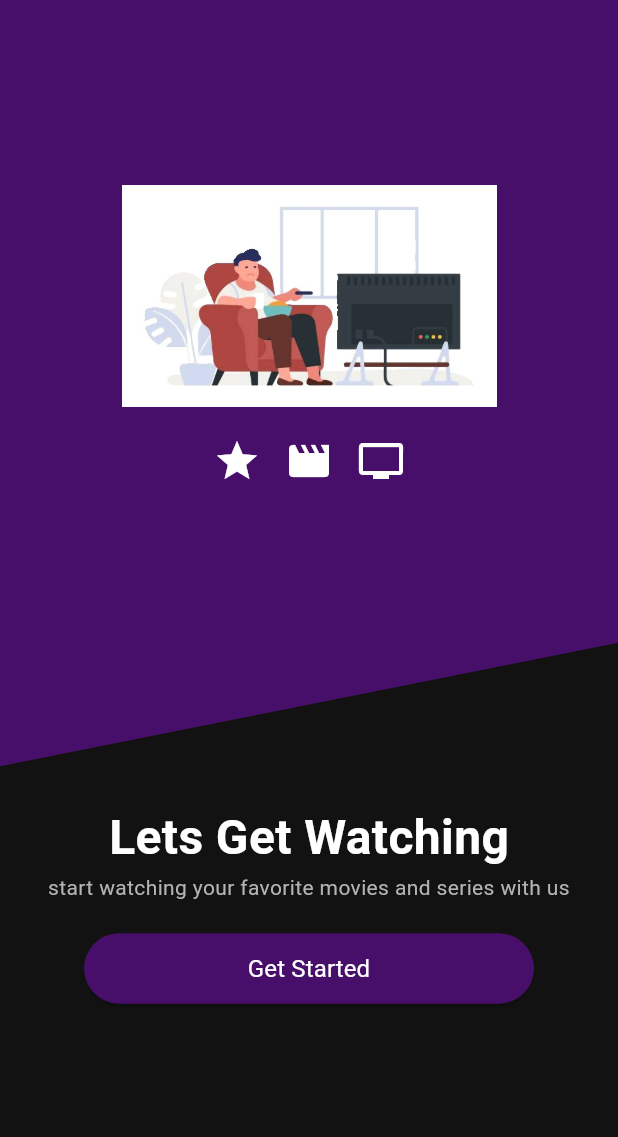
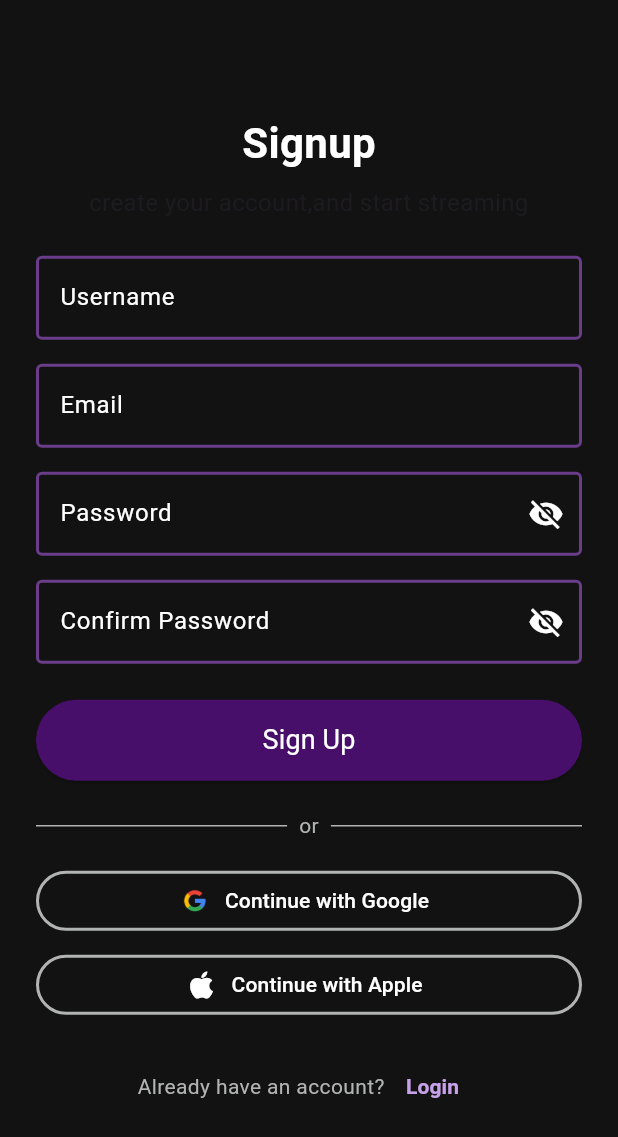
Before and after one commit to kayode500/camview, a Flutter app: the screen it shows after launch, on a phone screen of 412 x 824 dp. Shown: the top 1137 px of the screen. Run offline on Flutter 3.47's test engine with Material 3 defaults, Android fonts, the phone set to English and light mode, and no system bars.

Commit message:
add signup page and authentication workflow

```diff
--- /dev/null
+++ b/lib/authentication/signup.dart
@@ -0,0 +1,249 @@
+import 'package:flutter/material.dart';
+import 'package:camview/authentication/loginpage.dart';
+
+class SignupPage extends StatefulWidget {
+  const SignupPage({super.key});
+
+  @override
+  State<SignupPage> createState() => _SignupPageState();
+}
+
+class _SignupPageState extends State<SignupPage> {
+  bool _obscurePassword = true;
+  bool _obscureConfirmPassword = true;
+
+  @override
+  Widget build(BuildContext context) {
+    const Color backgroundColor = Color(0xFF121212);
+    const Color primary = Color(0xFF480F6A);
+    const Color primaryLight = Color(0xFF6A3C8A);
+    const Color textPrimary = Color(0xFFFFFFFF);
+    const Color textSecondary = Color(0xFFFFB2B3B3);
+    const Color highlight = Color(0xFFC7A1E8);
+
+    return Scaffold(
+      backgroundColor: backgroundColor,
+      body: Padding(
+        padding: const EdgeInsets.all(24.0),
+        child: Center(
+          child: SingleChildScrollView(
+            child: Column(
+              mainAxisAlignment: MainAxisAlignment.center,
+              children: [
+                // "Signup" title
+                const Text(
+                  'Signup',
+                  style: TextStyle(
+                    color: textPrimary,
+                    fontSize: 28,
+                    fontWeight: FontWeight.bold,
+                  ),
+                ),
+                const SizedBox(height: 8),
+                // Subtitle
+                const Text(
+                  'create your account,and start streaming',
+                  textAlign: TextAlign.center,
+                  style: TextStyle(fontSize: 16),
+                ),
+                const SizedBox(height: 24),
+                // Username
+                const TextField(
+                  style: TextStyle(color: textPrimary),
+                  decoration: InputDecoration(
+                    labelText: 'Username',
+                    labelStyle: TextStyle(color: textPrimary),
+                    border: OutlineInputBorder(),
+                    enabledBorder: OutlineInputBorder(
+                      borderSide: BorderSide(color: primaryLight, width: 2),
+                    ),
+                    focusedBorder: OutlineInputBorder(
+                      borderSide: BorderSide(color: primary, width: 2),
+                    ),
+                  ),
+                ),
+                const SizedBox(height: 16),
+                // Email
+                const TextField(
+                  style: TextStyle(color: textPrimary),
+                  decoration: InputDecoration(
+                    labelText: 'Email',
+                    labelStyle: TextStyle(color: textPrimary),
+                    border: OutlineInputBorder(),
+                    enabledBorder: OutlineInputBorder(
+                      borderSide: BorderSide(color: primaryLight, width: 2),
+                    ),
+                    focusedBorder: OutlineInputBorder(
+                      borderSide: BorderSide(color: primary, width: 2),
+                    ),
+                  ),
+                  keyboardType: TextInputType.emailAddress,
+                ),
+                const SizedBox(height: 16),
+                // Password
+                TextField(
+                  style: const TextStyle(color: textPrimary),
+                  obscureText: _obscurePassword,
+                  decoration: InputDecoration(
+                    labelText: 'Password',
+                    labelStyle: const TextStyle(color: textPrimary),
+                    border: const OutlineInputBorder(),
+                    enabledBorder: const OutlineInputBorder(
+                      borderSide: BorderSide(color: primaryLight, width: 2),
+                    ),
+                    focusedBorder: const OutlineInputBorder(
+                      borderSide: BorderSide(color: primary, width: 2),
+                    ),
+                    suffixIcon: IconButton(
+                      icon: Icon(
+                        _obscurePassword
+                            ? Icons.visibility_off
+                            : Icons.visibility,
+                        color: textPrimary,
+                      ),
+                      onPressed: () {
+                        setState(() {
+                          _obscurePassword = !_obscurePassword;
+                        });
+                      },
+                    ),
+                  ),
+                ),
+                const SizedBox(height: 16),
+                // Confirm Password
+                TextField(
+                  style: const TextStyle(color: textPrimary),
+                  obscureText: _obscureConfirmPassword,
+                  decoration: InputDecoration(
+                    labelText: 'Confirm Password',
+                    labelStyle: const TextStyle(color: textPrimary),
+                    border: const OutlineInputBorder(),
+                    enabledBorder: const OutlineInputBorder(
+                      borderSide: BorderSide(color: primaryLight, width: 2),
+                    ),
+                    focusedBorder: const OutlineInputBorder(
+                      borderSide: BorderSide(color: primary, width: 2),
+                    ),
+                    suffixIcon: IconButton(
+                      icon: Icon(
+                        _obscureConfirmPassword
+                            ? Icons.visibility_off
+                            : Icons.visibility,
+                        color: textPrimary,
+                      ),
+                      onPressed: () {
+                        setState(() {
+                          _obscureConfirmPassword = !_obscureConfirmPassword;
+                        });
+                      },
+                    ),
+                  ),
+                ),
+                const SizedBox(height: 24),
+                // Sign Up button
+                SizedBox(
+                  width: double.infinity,
+                  child: ElevatedButton(
+                    onPressed: () {
+                      // Handle sign up logic
+                    },
+                    style: ElevatedButton.styleFrom(
+                      backgroundColor: primary,
+                      shape: RoundedRectangleBorder(
+                        borderRadius: BorderRadius.circular(30),
+                      ),
+                      padding: const EdgeInsets.symmetric(vertical: 14),
+                    ),
+                    child: const Text(
+                      'Sign Up',
+                      style: TextStyle(
+                        color: textPrimary,
+                        fontSize: 18,
+                        fontWeight: FontWeight.normal,
+                      ),
+                    ),
+                  ),
+                ),
+                const SizedBox(height: 20),
+                // Or divider
+                const Row(
+                  children: [
+                    Expanded(child: Divider(color: textSecondary)),
+                    Padding(
+                      padding: EdgeInsets.symmetric(horizontal: 8.0),
+                      child: Text('or', style: TextStyle(color: textSecondary)),
+                    ),
+                    Expanded(child: Divider(color: textSecondary)),
+                  ],
+                ),
+                const SizedBox(height: 16),
+                // Continue with Google
+                SizedBox(
+                  width: double.infinity,
+                  child: OutlinedButton.icon(
+                    icon: Image.asset(
+                      'assets/images/google_logo.png', // Make sure to add this asset
+                      width: 24,
+                      height: 24,
+                    ),
+                    label: const Text('Continue with Google',
+                        style: TextStyle(color: textPrimary)),
+                    style: OutlinedButton.styleFrom(
+                      side: const BorderSide(color: textSecondary, width: 2),
+                    ),
+                    onPressed: () {
+                      // Handle Google sign up
+                    },
+                  ),
+                ),
+                const SizedBox(height: 8),
+                // Continue with Apple
+                SizedBox(
+                  width: double.infinity,
+                  child: OutlinedButton.icon(
+                    icon: const Icon(Icons.apple, color: textPrimary, size: 24),
+                    label: const Text('Continue with Apple',
+                        style: TextStyle(color: textPrimary)),
+                    style: OutlinedButton.styleFrom(
+                      side: const BorderSide(color: textSecondary, width: 2),
+                    ),
+                    onPressed: () {
+                      // Handle Apple sign up
+                    },
+                  ),
+                ),
+                const SizedBox(height: 20),
+                // Already have account? Login
+                Row(
+                  mainAxisAlignment: MainAxisAlignment.center,
+                  children: [
+                    const Text(
+                      "Already have an account?",
+                      style: TextStyle(color: textSecondary),
+                    ),
+                    TextButton(
+                      onPressed: () {
+                        // Navigate to login page
+                        Navigator.pushReplacement(
+      context,
+      MaterialPageRoute(builder: (context) => const LoginPage()),
+    );
+                      },
+                      child: const Text(
+                        "Login",
+                        style: TextStyle(
+                          color: highlight,
+                          fontWeight: FontWeight.bold,
+                        ),
+                      ),
+                    ),
+                  ],
+                ),
+              ],
+            ),
+          ),
+        ),
+      ),
+    );
+  }
+}
--- a/lib/main.dart
+++ b/lib/main.dart
@@ -1,3 +1,5 @@
+import 'package:camview/authentication/loginpage.dart';
+import 'package:camview/authentication/signup.dart';
 import 'package:camview/screen/onboardingPage1.dart';
 import 'package:camview/screen/onboardingpage2.dart';
 import 'package:camview/screen/splashpage.dart';
@@ -5,5 +7,17 @@ import 'package:camview/screen/onboardingpage3.dart';
 import 'package:flutter/material.dart';
 
 void main() {
-  runApp(const OnboardingPage3());
+  runApp(const MyApp());
 }
+
+class MyApp extends StatelessWidget {
+  const MyApp({super.key});
+
+  @override
+  Widget build(BuildContext context) {
+    return const MaterialApp(
+      home: SignupPage(), // or Splashpage(), etc.
+      debugShowCheckedModeBanner: false,
+    );
+  }
+}
--- a/lib/screen/onboardingpage2.dart
+++ b/lib/screen/onboardingpage2.dart
@@ -13,8 +13,7 @@ class OnboardingPage2 extends StatelessWidget {
     const Color highlight = Color(0xFFC7A1E8);
     const Color textPrimary  = Color(0xFFFFFFFF);
     const Color textSecondary = Color(0xFFFFB2B3B3);
-    return MaterialApp(
-      home: Scaffold(
+    return Scaffold(
         body: Stack(
           children: [
             // Bottom black with diagonal top edge
@@ -138,8 +137,7 @@ class OnboardingPage2 extends StatelessWidget {
             ),
           ],
         ),
-      ),
-    );
+      );
   }
 }
 
--- a/lib/screen/onboardingpage3.dart
+++ b/lib/screen/onboardingpage3.dart
@@ -12,8 +12,7 @@
     const Color highlight = Color(0xFFC7A1E8);
     const Color textPrimary  = Color(0xFFFFFFFF);
     const Color textSecondary = Color(0xFFFFB2B3B3);
-    return MaterialApp(
-      home: Scaffold(
+    return Scaffold(
         body: Stack(
           children: [
             // Bottom black with diagonal top edge
@@ -126,8 +125,7 @@
             ),
           ],
         ),
-      ),
-    );
+      );
   }
 }
 
--- a/pubspec.yaml
+++ b/pubspec.yaml
@@ -63,6 +63,7 @@ flutter:
     - assets/images/camview1.png
     - assets/images/family tvdit.JPG
     - assets/images/getstarted.JPG
+    - assets/images/google_logo.png
 
 
   # An image asset can refer to one or more resolution-specific "variants", see
```
Also changed, not shown: lib/authentication/loginpage.dart (added, +238 -0 lines), lib/screen/onboardingPage1.dart (+8 -6 lines), lib/screen/splashpage.dart (+22 -5 lines), assets/images/google_logo.png (added).
